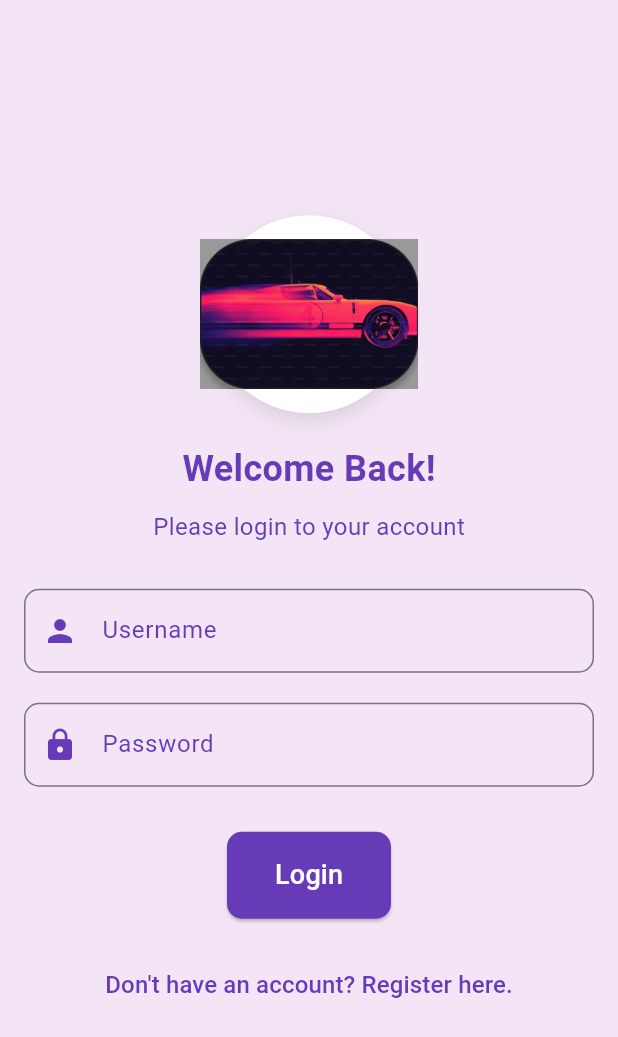
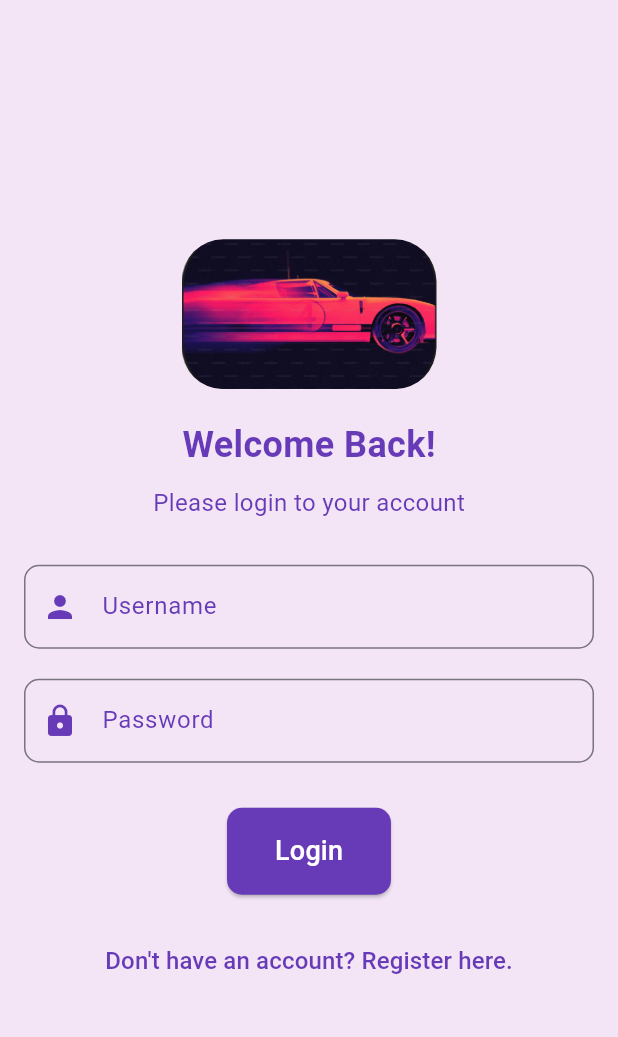
Before and after one commit to fotiskoutsikos/MyCarManager, a Flutter app: the screen it shows after launch, on a phone screen of 412 x 824 dp. Shown: the top 1037 px of the screen. Run offline on Flutter 3.47's test engine with Material 3 defaults, Android fonts, the phone set to English and light mode, and no system bars.

Commit message:
Update login_page.dart

```diff
--- a/lib/login_page.dart
+++ b/lib/login_page.dart
@@ -20,24 +20,17 @@
               mainAxisAlignment: MainAxisAlignment.center,
               children: [
           // Λογότυπο
-                Container(
+          Center(
+            child: Container(
               decoration: BoxDecoration(
-                    color: Colors.white,
-                    shape: BoxShape.circle,
-                    boxShadow: [
-                      BoxShadow(
-                        color: Colors.black.withOpacity(0.1),
-                        blurRadius: 10,
-                        offset: const Offset(0, 5),
+                borderRadius: BorderRadius.circular(28),
+                image: const DecorationImage(
+                  image: AssetImage('assets/car_logo.png'), // Βάλε την εικόνα σου
+                  fit: BoxFit.cover,
                 ),
-                    ],
               ),
-                  child: Padding(
-                    padding: const EdgeInsets.all(16.0),
-                    child: Image.asset(
-                      'assets/car_logo.png', // Λογότυπο
               height: 100,
-                    ),
+              width: 170,
             ),
           ),
           const SizedBox(height: 20),
```
Lines whose indentation alone changed are shown as unchanged.
